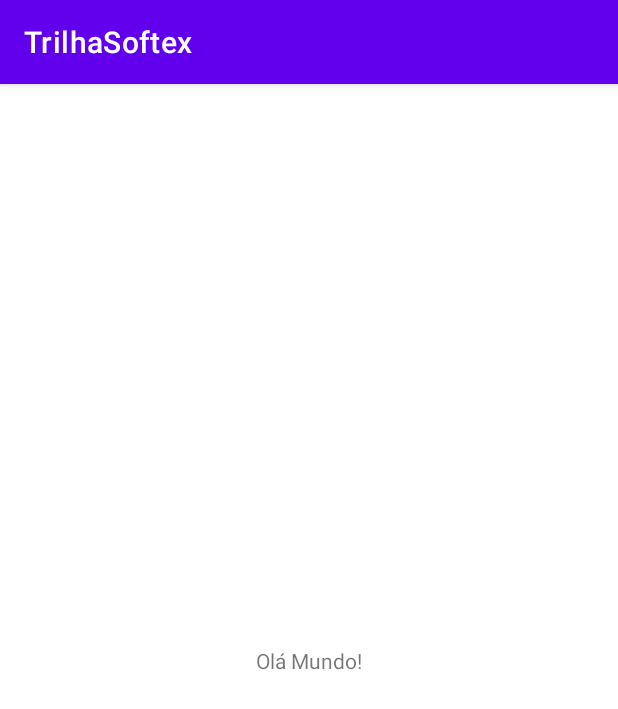
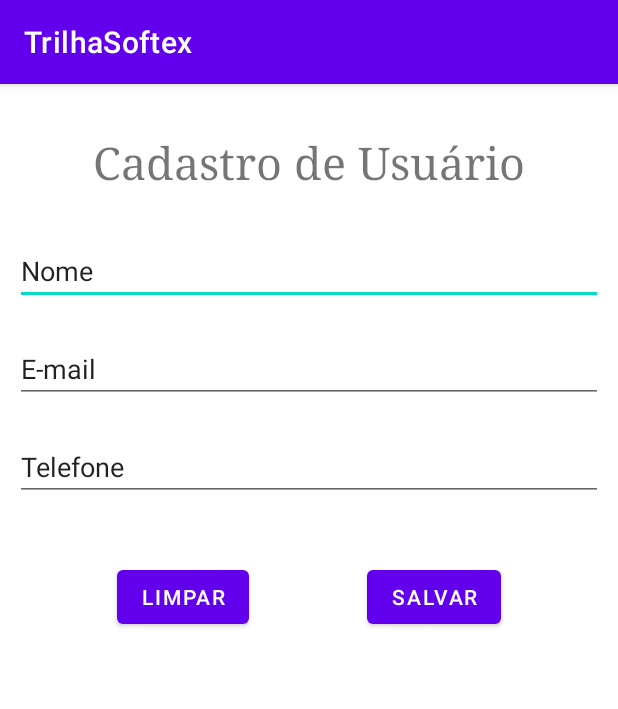
Before and after one commit to mauriciolomba/TrilhaSoftex, an Android app: the screen it shows after launch (MainActivity), on a phone screen of 412 x 824 dp. Shown: the top 709 px of the screen. Run offline under Robolectric (Android 15) with nearby library versions, the phone set to English and light mode, and no system bars.

Commit message:
Tela de cadastro

```diff
--- a/app/src/main/res/layout/activity_main.xml
+++ b/app/src/main/res/layout/activity_main.xml
@@ -6,13 +6,77 @@
     android:layout_height="match_parent"
     tools:context=".MainActivity">
 
-    <TextView
+    <EditText
+        android:id="@+id/editTextTextPersonName4"
+        android:layout_width="0dp"
+        android:layout_height="wrap_content"
+        android:layout_marginStart="10dp"
+        android:layout_marginTop="30dp"
+        android:layout_marginEnd="10dp"
+        android:ems="10"
+        android:inputType="textPersonName"
+        android:text="Nome"
+        app:layout_constraintEnd_toEndOf="parent"
+        app:layout_constraintHorizontal_bias="0.0"
+        app:layout_constraintStart_toStartOf="parent"
+        app:layout_constraintTop_toBottomOf="@+id/textView3" />
+
+    <EditText
+        android:id="@+id/editTextTextPersonName5"
+        android:layout_width="0dp"
+        android:layout_height="wrap_content"
+        android:layout_marginTop="20dp"
+        android:ems="10"
+        android:inputType="textPersonName"
+        android:text="E-mail"
+        app:layout_constraintEnd_toEndOf="@+id/editTextTextPersonName4"
+        app:layout_constraintStart_toStartOf="@+id/editTextTextPersonName4"
+        app:layout_constraintTop_toBottomOf="@+id/editTextTextPersonName4" />
+
+    <EditText
+        android:id="@+id/editTextTextPersonName6"
+        android:layout_width="0dp"
+        android:layout_height="wrap_content"
+        android:layout_marginTop="20dp"
+        android:ems="10"
+        android:inputType="textPersonName"
+        android:text="Telefone"
+        app:layout_constraintEnd_toEndOf="@+id/editTextTextPersonName5"
+        app:layout_constraintStart_toStartOf="@+id/editTextTextPersonName5"
+        app:layout_constraintTop_toBottomOf="@+id/editTextTextPersonName5" />
+
+    <Button
+        android:id="@+id/button2"
         android:layout_width="wrap_content"
         android:layout_height="wrap_content"
-        android:text="Olá Mundo!"
-        app:layout_constraintBottom_toBottomOf="parent"
+        android:layout_marginTop="40dp"
+        android:text="Limpar"
+        app:layout_constraintEnd_toStartOf="@+id/button3"
+        app:layout_constraintHorizontal_bias="0.5"
+        app:layout_constraintHorizontal_chainStyle="spread"
+        app:layout_constraintStart_toStartOf="parent"
+        app:layout_constraintTop_toBottomOf="@+id/editTextTextPersonName6" />
+
+    <Button
+        android:id="@+id/button3"
+        android:layout_width="wrap_content"
+        android:layout_height="wrap_content"
+        android:layout_marginTop="40dp"
+        android:text="Salvar"
+        app:layout_constraintEnd_toEndOf="parent"
+        app:layout_constraintHorizontal_bias="0.5"
+        app:layout_constraintStart_toEndOf="@+id/button2"
+        app:layout_constraintTop_toBottomOf="@+id/editTextTextPersonName6" />
+
+    <TextView
+        android:id="@+id/textView3"
+        android:layout_width="wrap_content"
+        android:layout_height="wrap_content"
+        android:layout_marginTop="32dp"
+        android:fontFamily="serif"
+        android:text="Cadastro de Usuário"
+        android:textSize="30dp"
         app:layout_constraintEnd_toEndOf="parent"
         app:layout_constraintStart_toStartOf="parent"
         app:layout_constraintTop_toTopOf="parent" />
-
 </androidx.constraintlayout.widget.ConstraintLayout>
```
